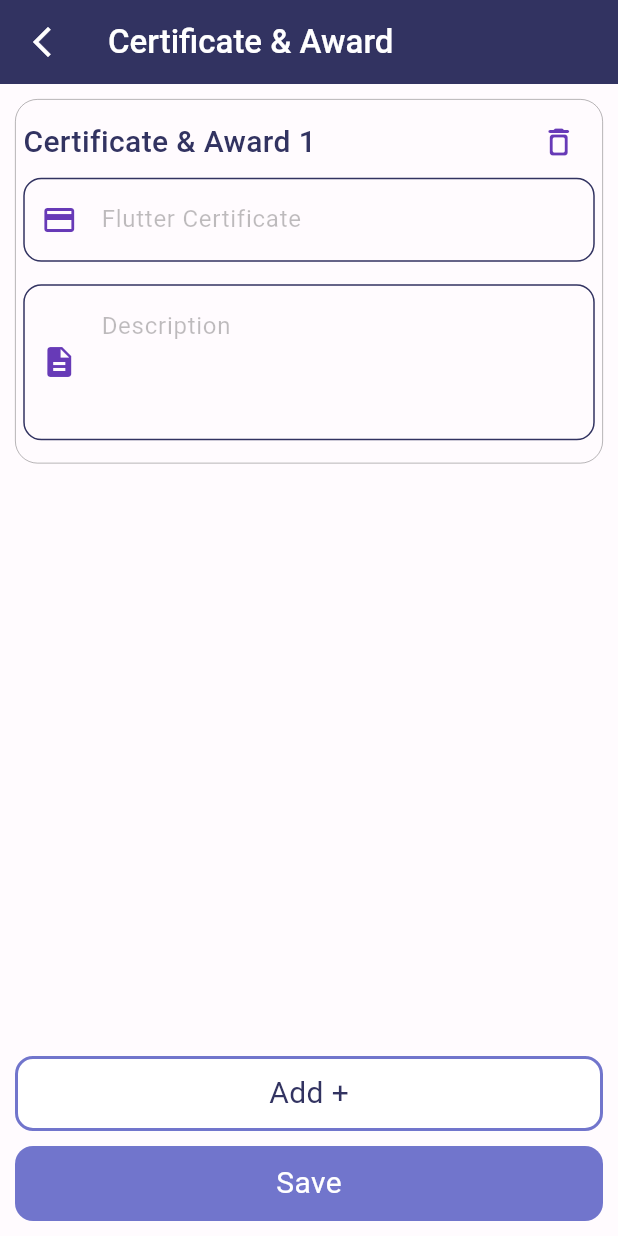
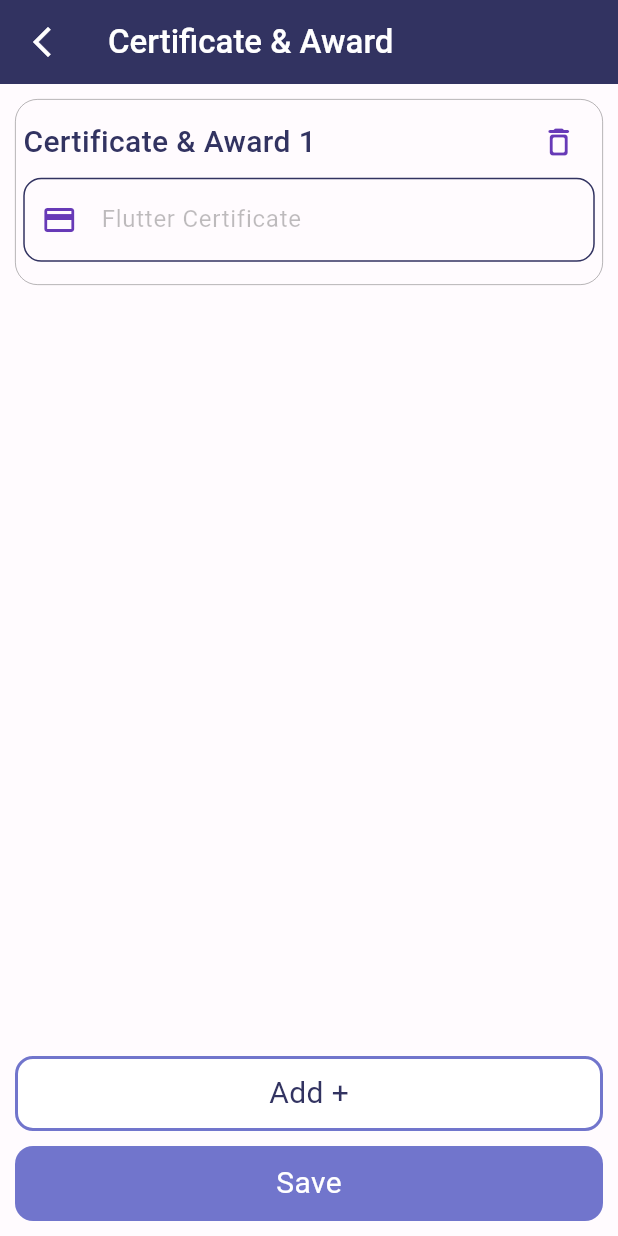
Before and after one commit to Avesh6754/resume_builder, a Flutter app: the CertificatePage screen opened by its route, on a phone screen of 412 x 824 dp. Run offline on Flutter 3.47's test engine with Material 3 defaults, Android fonts, the phone set to English and light mode, and no system bars; our stand-ins replace image_picker, pdf, printing, smooth_page_indicator.

Commit message:
1-9-2024

```diff
--- a/lib/screens/home/section/Certificate_Pages/certificate_page.dart
+++ b/lib/screens/home/section/Certificate_Pages/certificate_page.dart
@@ -84,13 +84,6 @@ class _CertificatePageState extends State<CertificatePage> {
                                 isAddress: false,
                                 txtController: certificatelist[index]['name']),
                             SizedBox(height: 15,),
-                            textfiledudf(
-                                hint: "Description",
-                                prefix: Icons.description,
-                                isphone: false,
-                                isAddress: true,
-                                txtController: certificatelist[index]['description']),
-                            SizedBox(height: 15,),
                           ],),
                       ),
                     ),
@@ -117,7 +110,6 @@ class _CertificatePageState extends State<CertificatePage> {
                     setState(() {
                       certificatelist.add({
                         'name':TextEditingController(),
-                        'description':TextEditingController(),
                       });
                     });
                   },
--- a/lib/screens/home/section/Language_Page/language_page.dart
+++ b/lib/screens/home/section/Language_Page/language_page.dart
@@ -81,7 +81,7 @@ class _LanguagePageState extends State<LanguagePage> {
                                 prefix: Icons.language,
                                 isphone: false,
                                 isAddress: false,
-                                txtController: skilllist[index]),
+                                txtController: languagelist[index]),
                             SizedBox(height: 15,),
                           ],),
                       ),
--- a/lib/screens/home/section/Strength_Page/strength_page.dart
+++ b/lib/screens/home/section/Strength_Page/strength_page.dart
@@ -81,7 +81,7 @@ class _StrengthPageState extends State<StrengthPage> {
                                 prefix: Icons.center_focus_strong,
                                 isphone: false,
                                 isAddress: false,
-                                txtController: skilllist[index]),
+                                txtController: strengthlist[index]),
                             SizedBox(height: 15,),
                           ],),
                       ),
--- a/lib/utils/global.dart
+++ b/lib/utils/global.dart
@@ -140,12 +140,12 @@ TextEditingController txtaddinfo=TextEditingController();
 List certificatelist=[
   {
     'name':TextEditingController(),
-    'description':TextEditingController(),
+
   }
 ];
 
 TextEditingController txtcertificatename=TextEditingController();
-TextEditingController txtcertificatedescriptio=TextEditingController();
+
 
 //language
 
```
Also changed, not shown: lib/screens/Pdf_Screen/pdf_view.dart (+62 -69 lines).
